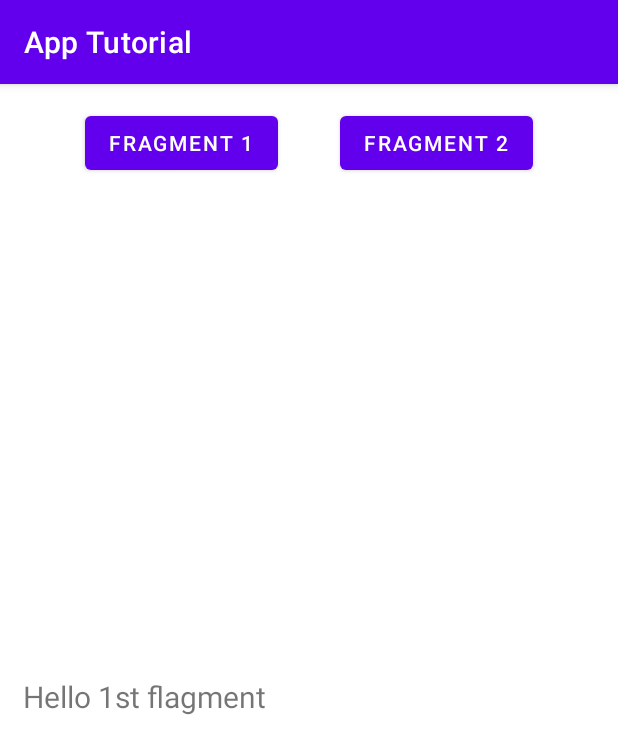
After one commit to nickforbizz/AndroidFundamentals, an Android app: the FirstFragment screen opened directly, with no data from a screen before it, on a phone screen of 412 x 824 dp. The commit adds this screen. Shown: the top 754 px of the screen. Run offline under Robolectric (Android 15) with nearby library versions, the phone set to English and light mode, and no system bars.

Commit message:
flagments

```diff
--- a/app/build.gradle
+++ b/app/build.gradle
@@ -43,7 +43,10 @@ dependencies {
     implementation 'androidx.appcompat:appcompat:1.3.1'
     implementation 'com.google.android.material:material:1.4.0'
     implementation 'androidx.constraintlayout:constraintlayout:2.1.1'
+    implementation 'androidx.legacy:legacy-support-v4:1.0.0'
     testImplementation 'junit:junit:4.+'
     androidTestImplementation 'androidx.test.ext:junit:1.1.3'
     androidTestImplementation 'androidx.test.espresso:espresso-core:3.4.0'
+
+    implementation 'androidx.recyclerview:recyclerview:1.1.0'
 }
--- a/app/src/main/AndroidManifest.xml
+++ b/app/src/main/AndroidManifest.xml
@@ -9,7 +9,8 @@
         android:roundIcon="@mipmap/ic_launcher_round"
         android:supportsRtl="true"
         android:theme="@style/Theme.MyApplication">
-        <activity android:name=".SpinnerActivity"></activity>
+        <activity android:name=".FlagmentActivity"/>
+        <activity android:name=".SpinnerActivity" />
         <activity android:name=".AlertdialogsActivity" />
         <activity android:name=".ToastActivity" />
         <activity android:name=".MainActivity">
--- /dev/null
+++ b/app/src/main/java/com/example/myapplication/FirstFragment.kt
@@ -0,0 +1,53 @@
+package com.example.myapplication
+
+import android.os.Bundle
+import androidx.fragment.app.Fragment
+import android.view.LayoutInflater
+import android.view.View
+import android.view.ViewGroup
+
+// TODO: Rename parameter arguments, choose names that match
+// the fragment initialization parameters, e.g. ARG_ITEM_NUMBER
+private const val ARG_PARAM1 = "param1"
+private const val ARG_PARAM2 = "param2"
+
+/**
+ * A simple [Fragment] subclass.
+ * Use the [FirstFragment.newInstance] factory method to
+ * create an instance of this fragment.
+ */
+class FirstFragment : Fragment(R.layout.fragment_first) {
+    // TODO: Rename and change types of parameters
+    private var param1: String? = null
+    private var param2: String? = null
+
+    override fun onCreate(savedInstanceState: Bundle?) {
+        super.onCreate(savedInstanceState)
+        arguments?.let {
+            param1 = it.getString(ARG_PARAM1)
+            param2 = it.getString(ARG_PARAM2)
+        }
+    }
+
+
+
+    companion object {
+        /**
+         * Use this factory method to create a new instance of
+         * this fragment using the provided parameters.
+         *
+         * @param param1 Parameter 1.
+         * @param param2 Parameter 2.
+         * @return A new instance of fragment FirstFragment.
+         */
+        // TODO: Rename and change types and number of parameters
+        @JvmStatic
+        fun newInstance(param1: String, param2: String) =
+            FirstFragment().apply {
+                arguments = Bundle().apply {
+                    putString(ARG_PARAM1, param1)
+                    putString(ARG_PARAM2, param2)
+                }
+            }
+    }
+}
--- /dev/null
+++ b/app/src/main/java/com/example/myapplication/FlagmentActivity.kt
@@ -0,0 +1,36 @@
+package com.example.myapplication
+
+import androidx.appcompat.app.AppCompatActivity
+import android.os.Bundle
+import kotlinx.android.synthetic.main.activity_flagment.*
+
+class FlagmentActivity : AppCompatActivity() {
+    override fun onCreate(savedInstanceState: Bundle?) {
+        super.onCreate(savedInstanceState)
+        setContentView(R.layout.activity_flagment)
+
+        val firstFragment = FirstFragment()
+        val secondFragment = SecondFragment()
+
+        supportFragmentManager.beginTransaction().apply {
+            replace(R.id.flFlagments, firstFragment)
+            commit()
+        }
+
+        btnFlagment1.setOnClickListener {
+            supportFragmentManager.beginTransaction().apply {
+                replace(R.id.flFlagments, firstFragment)
+                addToBackStack(null)
+                commit()
+            }
+        }
+
+        btnFlagment2.setOnClickListener {
+            supportFragmentManager.beginTransaction().apply {
+                replace(R.id.flFlagments, secondFragment)
+                addToBackStack(null)
+                commit()
+            }
+        }
+    }
+}
--- a/app/src/main/java/com/example/myapplication/MainActivity.kt
+++ b/app/src/main/java/com/example/myapplication/MainActivity.kt
@@ -7,6 +7,7 @@ import android.view.Menu
 import android.view.MenuItem
 import android.widget.RadioButton
 import android.widget.Toast
+import androidx.fragment.app.FragmentActivity
 import kotlinx.android.synthetic.main.activity_main.*
 
 class MainActivity : AppCompatActivity() {
@@ -51,6 +52,9 @@ class MainActivity : AppCompatActivity() {
             R.id.miSpinners -> Intent(this, SpinnerActivity::class.java).also {
                 startActivity(it)
             }
+            R.id.miFragments -> Intent(this, FlagmentActivity::class.java).also {
+                startActivity(it)
+            }
         }
         return true
     }
--- /dev/null
+++ b/app/src/main/java/com/example/myapplication/SecondFragment.kt
@@ -0,0 +1,53 @@
+package com.example.myapplication
+
+import android.os.Bundle
+import androidx.fragment.app.Fragment
+import android.view.LayoutInflater
+import android.view.View
+import android.view.ViewGroup
+
+// TODO: Rename parameter arguments, choose names that match
+// the fragment initialization parameters, e.g. ARG_ITEM_NUMBER
+private const val ARG_PARAM1 = "param1"
+private const val ARG_PARAM2 = "param2"
+
+/**
+ * A simple [Fragment] subclass.
+ * Use the [FirstFragment.newInstance] factory method to
+ * create an instance of this fragment.
+ */
+class SecondFragment : Fragment(R.layout.fragment_second) {
+    // TODO: Rename and change types of parameters
+    private var param1: String? = null
+    private var param2: String? = null
+
+    override fun onCreate(savedInstanceState: Bundle?) {
+        super.onCreate(savedInstanceState)
+        arguments?.let {
+            param1 = it.getString(ARG_PARAM1)
+            param2 = it.getString(ARG_PARAM2)
+        }
+    }
+
+
+
+    companion object {
+        /**
+         * Use this factory method to create a new instance of
+         * this fragment using the provided parameters.
+         *
+         * @param param1 Parameter 1.
+         * @param param2 Parameter 2.
+         * @return A new instance of fragment FirstFragment.
+         */
+        // TODO: Rename and change types and number of parameters
+        @JvmStatic
+        fun newInstance(param1: String, param2: String) =
+            FirstFragment().apply {
+                arguments = Bundle().apply {
+                    putString(ARG_PARAM1, param1)
+                    putString(ARG_PARAM2, param2)
+                }
+            }
+    }
+}
--- /dev/null
+++ b/app/src/main/res/layout/activity_flagment.xml
@@ -0,0 +1,39 @@
+<?xml version="1.0" encoding="utf-8"?>
+<androidx.constraintlayout.widget.ConstraintLayout xmlns:android="http://schemas.android.com/apk/res/android"
+    xmlns:app="http://schemas.android.com/apk/res-auto"
+    xmlns:tools="http://schemas.android.com/tools"
+    android:layout_width="match_parent"
+    android:layout_height="match_parent"
+    android:padding="15dp"
+    tools:context=".FlagmentActivity">
+
+    <Button
+        android:id="@+id/btnFlagment1"
+        android:layout_width="wrap_content"
+        android:layout_height="wrap_content"
+        android:text="Fragment 1"
+        app:layout_constraintEnd_toStartOf="@+id/btnFlagment2"
+        app:layout_constraintHorizontal_bias="0.5"
+        app:layout_constraintStart_toStartOf="parent"
+        app:layout_constraintTop_toTopOf="parent" />
+
+    <Button
+        android:id="@+id/btnFlagment2"
+        android:layout_width="wrap_content"
+        android:layout_height="wrap_content"
+        android:text="Fragment 2"
+        app:layout_constraintEnd_toEndOf="parent"
+        app:layout_constraintHorizontal_bias="0.5"
+        app:layout_constraintStart_toEndOf="@+id/btnFlagment1"
+        app:layout_constraintTop_toTopOf="parent" />
+
+    <FrameLayout
+        android:id="@+id/flFlagments"
+        android:layout_width="match_parent"
+        android:layout_height="0dp"
+        app:layout_constraintBottom_toBottomOf="parent"
+        app:layout_constraintTop_toBottomOf="@+id/btnFlagment2"
+        app:layout_constraintVertical_bias="0.0"
+        tools:layout_editor_absoluteX="-7dp" />
+
+</androidx.constraintlayout.widget.ConstraintLayout>
--- /dev/null
+++ b/app/src/main/res/layout/fragment_first.xml
@@ -0,0 +1,21 @@
+<?xml version="1.0" encoding="utf-8"?>
+<androidx.constraintlayout.widget.ConstraintLayout xmlns:android="http://schemas.android.com/apk/res/android"
+    xmlns:app="http://schemas.android.com/apk/res-auto"
+    xmlns:tools="http://schemas.android.com/tools"
+    android:layout_width="match_parent"
+    android:layout_height="match_parent"
+    tools:context=".FirstFragment">
+
+    <!-- TODO: Update blank fragment layout -->
+    <TextView
+        android:layout_width="match_parent"
+        android:layout_height="wrap_content"
+        android:text="Hello 1st flagment"
+        android:textSize="20sp"
+        app:layout_constraintBottom_toBottomOf="parent"
+        app:layout_constraintEnd_toEndOf="parent"
+        app:layout_constraintHorizontal_bias="0.5"
+        app:layout_constraintStart_toStartOf="parent"
+        app:layout_constraintTop_toTopOf="parent" />
+
+</androidx.constraintlayout.widget.ConstraintLayout>
--- a/app/src/main/res/menu/app_bar_menu.xml
+++ b/app/src/main/res/menu/app_bar_menu.xml
@@ -19,4 +19,7 @@
 
     <item android:id="@+id/miSpinners"
         android:title="Spinners"/>
+
+    <item android:id="@+id/miFragments"
+        android:title="Fragments"/>
 </menu>
--- a/app/src/main/res/values/strings.xml
+++ b/app/src/main/res/values/strings.xml
@@ -15,4 +15,6 @@
         <item>November</item>
         <item>December</item>
     </string-array>
+    <!-- TODO: Remove or change this placeholder text -->
+    <string name="hello_blank_fragment">Hello blank fragment</string>
 </resources>
```
Also changed, not shown: app/src/main/res/layout/fragment_second.xml (added, +21 -0 lines).
